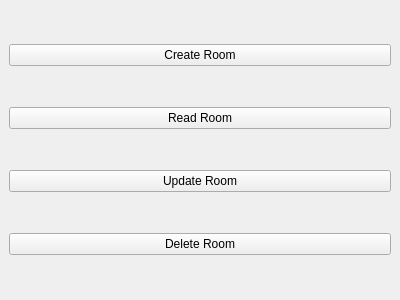
Old version of the form gui/ui/EmployeeUI/EmployeeGUI.ui in the repository aronkis/PSP.
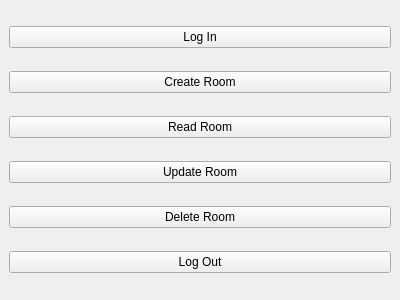
New version of the form.

What changed in the file:
```diff
--- a/gui/ui/EmployeeUI/EmployeeGUI.ui
+++ b/gui/ui/EmployeeUI/EmployeeGUI.ui
@@ -12,6 +12,13 @@
   </property>
   <widget class="QWidget" name="centralWidget">
    <layout class="QVBoxLayout" name="verticalLayout">
+   <item>
+     <widget class="QPushButton" name="logInButton">
+      <property name="text">
+       <string>Log In</string>
+      </property>
+     </widget>
+    </item>
     <item>
      <widget class="QPushButton" name="createRoomButton">
       <property name="text">
@@ -40,6 +47,13 @@
       </property>
      </widget>
     </item>
+    <item>
+     <widget class="QPushButton" name="logOutButton">
+      <property name="text">
+       <string>Log Out</string>
+      </property>
+     </widget>
+    </item>
    </layout>
   </widget>
  </widget>
```
